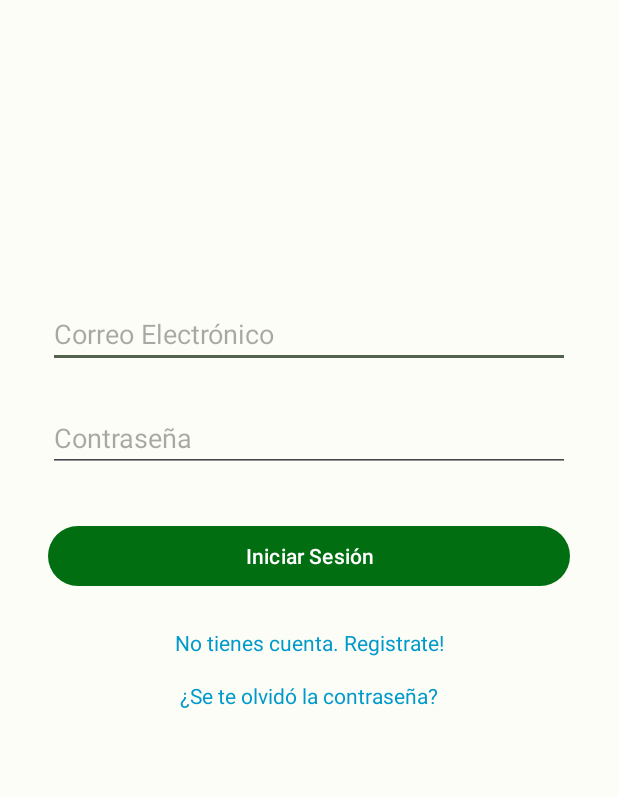
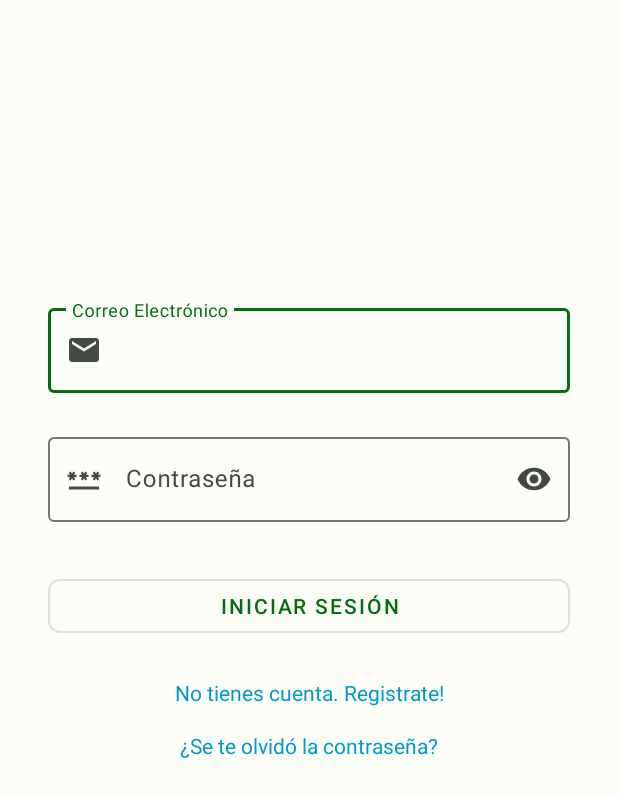
Before and after one commit to Dev-Riders/TrackTrainerAPP, an Android app: the LoginActivity screen opened directly, with no data from a screen before it, on a phone screen of 412 x 824 dp. Shown: the top 797 px of the screen. Run offline under Robolectric (Android 15) with nearby library versions, the phone set to English and light mode, and no system bars.

Commit message:
Cambio diseño de login

```diff
--- /dev/null
+++ b/app/src/main/res/drawable/baseline_email_black.xml
@@ -0,0 +1,5 @@
+<vector android:alpha="0.99" android:height="24dp"
+    android:tint="#000000" android:viewportHeight="24"
+    android:viewportWidth="24" android:width="24dp" xmlns:android="http://schemas.android.com/apk/res/android">
+    <path android:fillColor="@android:color/white" android:pathData="M20,4L4,4c-1.1,0 -1.99,0.9 -1.99,2L2,18c0,1.1 0.9,2 2,2h16c1.1,0 2,-0.9 2,-2L22,6c0,-1.1 -0.9,-2 -2,-2zM20,8l-8,5 -8,-5L4,6l8,5 8,-5v2z"/>
+</vector>
--- /dev/null
+++ b/app/src/main/res/drawable/baseline_email_white.xml
@@ -0,0 +1,5 @@
+<vector android:height="24dp" android:tint="#FFFFFF"
+    android:viewportHeight="24" android:viewportWidth="24"
+    android:width="24dp" xmlns:android="http://schemas.android.com/apk/res/android">
+    <path android:fillColor="@android:color/white" android:pathData="M20,4L4,4c-1.1,0 -1.99,0.9 -1.99,2L2,18c0,1.1 0.9,2 2,2h16c1.1,0 2,-0.9 2,-2L22,6c0,-1.1 -0.9,-2 -2,-2zM20,8l-8,5 -8,-5L4,6l8,5 8,-5v2z"/>
+</vector>
--- /dev/null
+++ b/app/src/main/res/drawable/baseline_password_black.xml
@@ -0,0 +1,5 @@
+<vector android:alpha="0.99" android:height="24dp"
+    android:tint="#000000" android:viewportHeight="24"
+    android:viewportWidth="24" android:width="24dp" xmlns:android="http://schemas.android.com/apk/res/android">
+    <path android:fillColor="@android:color/white" android:pathData="M2,17h20v2H2V17zM3.15,12.95L4,11.47l0.85,1.48l1.3,-0.75L5.3,10.72H7v-1.5H5.3l0.85,-1.47L4.85,7L4,8.47L3.15,7l-1.3,0.75L2.7,9.22H1v1.5h1.7L1.85,12.2L3.15,12.95zM9.85,12.2l1.3,0.75L12,11.47l0.85,1.48l1.3,-0.75l-0.85,-1.48H15v-1.5h-1.7l0.85,-1.47L12.85,7L12,8.47L11.15,7l-1.3,0.75l0.85,1.47H9v1.5h1.7L9.85,12.2zM23,9.22h-1.7l0.85,-1.47L20.85,7L20,8.47L19.15,7l-1.3,0.75l0.85,1.47H17v1.5h1.7l-0.85,1.48l1.3,0.75L20,11.47l0.85,1.48l1.3,-0.75l-0.85,-1.48H23V9.22z"/>
+</vector>
--- /dev/null
+++ b/app/src/main/res/drawable/baseline_password_white.xml
@@ -0,0 +1,5 @@
+<vector android:alpha="0.99" android:height="24dp"
+    android:tint="#000000" android:viewportHeight="24"
+    android:viewportWidth="24" android:width="24dp" xmlns:android="http://schemas.android.com/apk/res/android">
+    <path android:fillColor="@android:color/white" android:pathData="M2,17h20v2H2V17zM3.15,12.95L4,11.47l0.85,1.48l1.3,-0.75L5.3,10.72H7v-1.5H5.3l0.85,-1.47L4.85,7L4,8.47L3.15,7l-1.3,0.75L2.7,9.22H1v1.5h1.7L1.85,12.2L3.15,12.95zM9.85,12.2l1.3,0.75L12,11.47l0.85,1.48l1.3,-0.75l-0.85,-1.48H15v-1.5h-1.7l0.85,-1.47L12.85,7L12,8.47L11.15,7l-1.3,0.75l0.85,1.47H9v1.5h1.7L9.85,12.2zM23,9.22h-1.7l0.85,-1.47L20.85,7L20,8.47L19.15,7l-1.3,0.75l0.85,1.47H17v1.5h1.7l-0.85,1.48l1.3,0.75L20,11.47l0.85,1.48l1.3,-0.75l-0.85,-1.48H23V9.22z"/>
+</vector>
--- a/app/src/main/res/layout/activity_login.xml
+++ b/app/src/main/res/layout/activity_login.xml
@@ -7,35 +7,54 @@
     tools:context=".views.activities.welcome.auth.LoginActivity">
 
     <!-- EditText para el Correo Electrónico -->
-    <EditText
-        android:id="@+id/editTextEmail"
+    <com.google.android.material.textfield.TextInputLayout
+        android:id="@+id/textInputEmail"
         android:layout_width="0dp"
         android:layout_height="wrap_content"
         android:layout_marginStart="32dp"
         android:layout_marginTop="200dp"
         android:layout_marginEnd="32dp"
-        android:hint="@string/email_hint"
-        android:inputType="textEmailAddress"
+        app:endIconMode="none"
+        app:startIconDrawable="@drawable/baseline_email_black"
         app:layout_constraintEnd_toEndOf="parent"
         app:layout_constraintStart_toStartOf="parent"
-        app:layout_constraintTop_toTopOf="parent" />
+        app:layout_constraintTop_toTopOf="parent">
+
+        <com.google.android.material.textfield.TextInputEditText
+            android:id="@+id/editTextEmail"
+            android:layout_width="match_parent"
+            android:layout_height="wrap_content"
+            android:hint="@string/email_hint"
+            android:inputType="textEmailAddress"/>
+
+    </com.google.android.material.textfield.TextInputLayout>
+
 
     <!-- EditText para la Contraseña -->
-    <EditText
-        android:id="@+id/editTextPassword"
+    <com.google.android.material.textfield.TextInputLayout
+        android:id="@+id/textInputPassword"
         android:layout_width="0dp"
         android:layout_height="wrap_content"
         android:layout_marginStart="32dp"
         android:layout_marginTop="24dp"
         android:layout_marginEnd="32dp"
-        android:hint="@string/password_hint"
-        android:inputType="textPassword"
+        app:endIconMode="password_toggle"
+        app:startIconDrawable="@drawable/baseline_password_black"
         app:layout_constraintEnd_toEndOf="parent"
         app:layout_constraintStart_toStartOf="parent"
-        app:layout_constraintTop_toBottomOf="@+id/editTextEmail" />
+        app:layout_constraintTop_toBottomOf="@+id/textInputEmail">
+
+        <com.google.android.material.textfield.TextInputEditText
+            android:id="@+id/editTextPassword"
+            android:layout_width="match_parent"
+            android:layout_height="wrap_content"
+            android:hint="@string/password_hint"
+            android:inputType="textPassword"/>
+
+    </com.google.android.material.textfield.TextInputLayout>
 
     <!-- Botón de Login -->
-    <Button
+    <com.google.android.material.button.MaterialButton
         android:id="@+id/buttonLogin"
         android:layout_width="0dp"
         android:layout_height="wrap_content"
@@ -45,7 +64,9 @@
         android:text="@string/login_button_text"
         app:layout_constraintEnd_toEndOf="parent"
         app:layout_constraintStart_toStartOf="parent"
-        app:layout_constraintTop_toBottomOf="@+id/editTextPassword" />
+        app:layout_constraintTop_toBottomOf="@+id/textInputPassword"
+        app:cornerRadius="8dp"
+        style="@style/Widget.MaterialComponents.Button.OutlinedButton"/>
 
     <!-- Texto para registro -->
     <TextView
```
